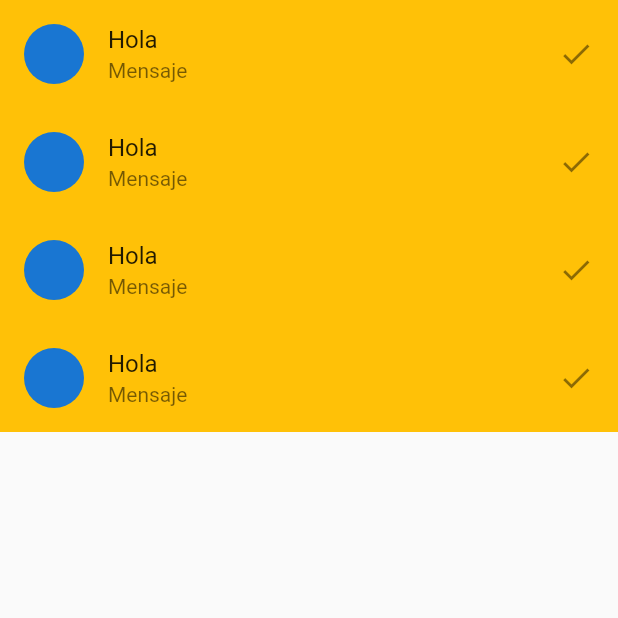
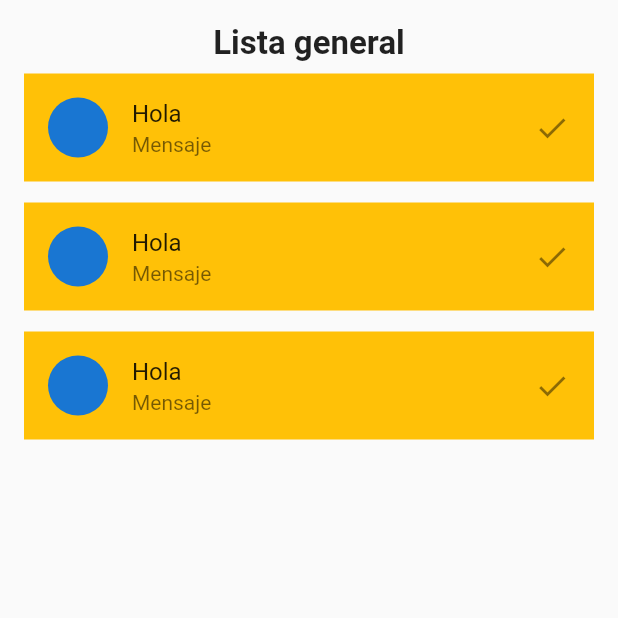
Before and after one commit to ehbarrionuevo/codigo3_state2, a Flutter app: the screen it shows after launch, on a phone screen of 412 x 824 dp, the top half of it. Run offline on Flutter 3.47's test engine with Material 2 defaults, Android fonts, the phone set to English and light mode, and no system bars.

Commit message:
Listado de widgets

```diff
--- a/lib/pages/home_page.dart
+++ b/lib/pages/home_page.dart
@@ -6,13 +6,23 @@ class HomePage extends StatelessWidget {
   Widget build(BuildContext context) {
     return Scaffold(
       body: SafeArea(
-        child: Column(
-          children: [
-            ItemListWidget(),
-            ItemListWidget(),
-            ItemListWidget(),
-            ItemListWidget(),
-          ],
+        child: SingleChildScrollView(
+          child: Padding(
+            padding: const EdgeInsets.all(16.0),
+            child: Column(
+              // children: List.generate(8, (index) => ItemListWidget()),
+              children: [
+                const Text(
+                  "Lista general",
+                  style: TextStyle(
+                    fontSize: 22.0,
+                    fontWeight: FontWeight.w600,
+                  ),
+                ),
+                ...List.generate(3, (index) => ItemListWidget()),
+              ],
+            ),
+          ),
         ),
       ),
     );
--- a/lib/widgets/item_list_widget.dart
+++ b/lib/widgets/item_list_widget.dart
@@ -5,6 +5,7 @@ class ItemListWidget extends StatelessWidget {
   Widget build(BuildContext context) {
     return Container(
       color: Colors.amber,
+      margin: const EdgeInsets.symmetric(vertical: 7.0),
       child: const ListTile(
         title: Text(
           "Hola",
```
